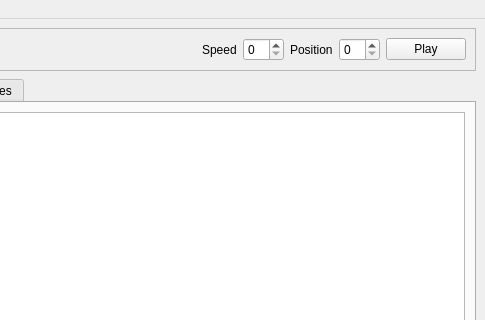
The window that LynxTracker.ui (pulkomandy/lynxtracker) describes before a commit, drawn with Qt 5; both pictures show x 315 to 800 and y 0 to 320 of the 800 by 600 pixel window.
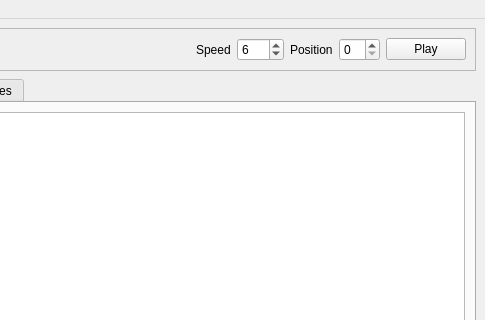
The same window after the commit.

Commit message: Base of editing framework.

Diff of the .ui file:
```diff
--- a/LynxTracker.ui
+++ b/LynxTracker.ui
@@ -66,7 +66,17 @@
         </widget>
        </item>
        <item>
-        <widget class="QSpinBox" name="spinBox_3"/>
+        <widget class="QSpinBox" name="spinBox_3">
+         <property name="minimum">
+          <number>0</number>
+         </property>
+         <property name="maximum">
+          <number>255</number>
+         </property>
+         <property name="value">
+          <number>6</number>
+         </property>
+        </widget>
        </item>
        <item>
         <widget class="QLabel" name="label_6">
```
Left out of the diff: 9 changed lines with no effect on the pictures. The commit also changes 2 other files.
